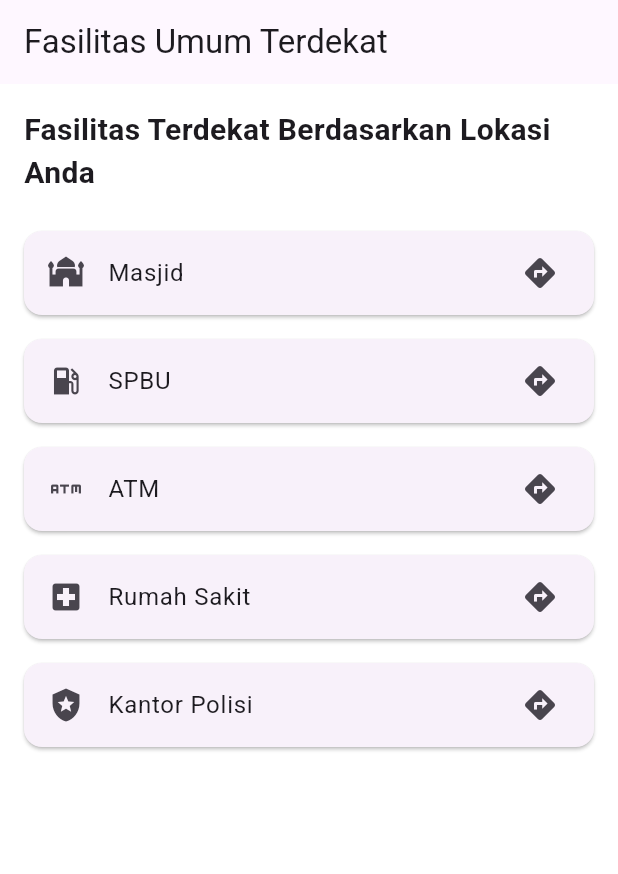
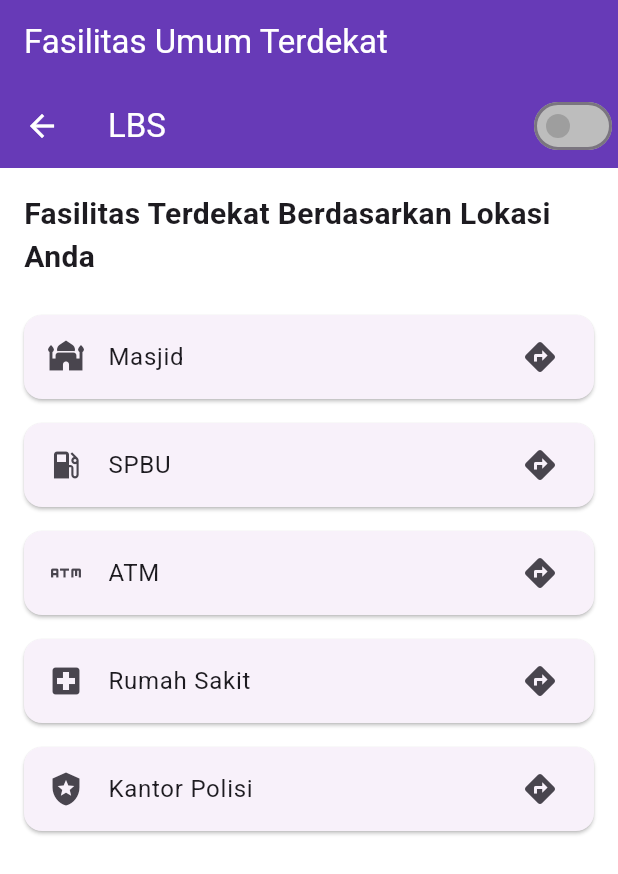
Before and after one commit to MaeAuliya/kulaan, a Flutter app: the screen it shows after launch, on a phone screen of 412 x 824 dp. Shown: the top 874 px of the screen. Run offline on Flutter 3.47's test engine with Material 3 defaults, Android fonts, the phone set to English and light mode, and no system bars; our stand-ins replace dartz, equatable, flutter_bloc, flutter_map, geolocator, get_it and 1 more.

Commit message:
update progress darkmode

```diff
--- a/lib/main.dart
+++ b/lib/main.dart
@@ -8,6 +8,17 @@ import 'package:provider/provider.dart';
 import 'src/core/services/routers/router.dart';
 import 'src/features/home/presentation/providers/home_provider.dart';
 
+class ThemeNotifier extends ChangeNotifier {
+  bool _isDarkMode = false;
+
+  bool get isDarkMode => _isDarkMode;
+
+  void toggleTheme() {
+    _isDarkMode = !_isDarkMode;
+    notifyListeners();
+  }
+}
+
 void main() async {
   WidgetsFlutterBinding.ensureInitialized();
 
@@ -16,7 +27,13 @@ void main() async {
   // Init Dependencies
   await initialization();
 
-  runApp(const MyApp());
+  // runApp(const MyApp());
+  runApp(
+    ChangeNotifierProvider(
+      create: (_) => ThemeNotifier(),
+      child: const MyApp(),
+    ),
+  );
 }
 
 class MyApp extends StatelessWidget {
@@ -25,20 +42,62 @@ class MyApp extends StatelessWidget {
   // This widget is the root of your application.
   @override
   Widget build(BuildContext context) {
+    final themeNotifier = Provider.of<ThemeNotifier>(context);
+
     return MultiProvider(
       providers: [
         ChangeNotifierProvider(create: (_) => HomeProvider()),
       ],
+      // child: MaterialApp(
+      //   title: 'LBS',
+      //   theme: ThemeData(
+      //     colorScheme: ColorScheme.fromSeed(seedColor: Colors.deepPurple),
+      //     scaffoldBackgroundColor: Colors.white,
+      //     useMaterial3: true,
+      //   ),
+      //   onGenerateRoute: (settings) => generateRoute(settings),
+      //   debugShowCheckedModeBanner: false,
+      //   // initialRoute: SplashScreen.routeName,
+      //   initialRoute: HomeScreen.routeName,
+      // ),
       child: MaterialApp(
         title: 'LBS',
         theme: ThemeData(
           colorScheme: ColorScheme.fromSeed(seedColor: Colors.deepPurple),
           scaffoldBackgroundColor: Colors.white,
           useMaterial3: true,
+          textTheme: const TextTheme(
+            headlineSmall: TextStyle(fontSize: 20, color: Colors.black),
+            bodyLarge: TextStyle(fontSize: 16, color: Colors.black87),
+          ),
+          iconTheme: const IconThemeData(color: Colors.black),
+          cardColor: Colors.white,
+          appBarTheme: const AppBarTheme(
+            backgroundColor: Colors.deepPurple,
+            foregroundColor: Colors.white,
+          ),
         ),
+        darkTheme: ThemeData(
+          colorScheme: ColorScheme.fromSeed(
+            seedColor: Colors.deepPurple,
+            brightness: Brightness.dark,
+          ),
+          scaffoldBackgroundColor: Colors.grey[900],
+          useMaterial3: true,
+          textTheme: const TextTheme(
+            headlineSmall: TextStyle(fontSize: 20, color: Colors.white),
+            bodyLarge: TextStyle(fontSize: 16, color: Colors.white70),
+          ),
+          iconTheme: const IconThemeData(color: Colors.white),
+          cardColor: Colors.grey[800],
+          appBarTheme: const AppBarTheme(
+            backgroundColor: Colors.grey,
+            foregroundColor: Colors.white,
+          ),
+        ),
+        themeMode: themeNotifier.isDarkMode ? ThemeMode.dark : ThemeMode.light,
         onGenerateRoute: (settings) => generateRoute(settings),
         debugShowCheckedModeBanner: false,
-        // initialRoute: SplashScreen.routeName,
         initialRoute: HomeScreen.routeName,
       ),
     );
--- a/lib/src/features/home/presentation/views/home_view.dart
+++ b/lib/src/features/home/presentation/views/home_view.dart
@@ -1,6 +1,9 @@
 import 'package:flutter/material.dart';
+import 'package:flutter/services.dart';
+import 'package:nsvilecity/main.dart';
 import 'package:nsvilecity/src/features/home/presentation/bloc/home_state.dart';
 import 'package:nsvilecity/src/features/home/presentation/widgets/build_facility_item.dart';
+import 'package:provider/provider.dart';
 
 class HomeView extends StatelessWidget {
   final HomeState currentState;
@@ -8,6 +11,9 @@ class HomeView extends StatelessWidget {
 
   @override
   Widget build(BuildContext context) {
+    final themeNotifier = Provider.of<ThemeNotifier>(context);
+    final isDarkMode = themeNotifier.isDarkMode;
+
     return WillPopScope(
       onWillPop: () async {
         bool shouldPop = await showDialog(
@@ -21,7 +27,7 @@ class HomeView extends StatelessWidget {
                 child: const Text('Tidak'),
               ),
               TextButton(
-                onPressed: () => Navigator.of(context).pop(true),
+                onPressed: () => SystemNavigator.pop(),
                 child: const Text('Ya'),
               ),
             ],
@@ -30,7 +36,22 @@ class HomeView extends StatelessWidget {
 
         return shouldPop;
       },
-      child: Padding(
+      child: Scaffold(
+        appBar: AppBar(
+          title: const Text('LBS'),
+          actions: [
+            Switch(
+              value: isDarkMode,
+              onChanged: (value) {
+                themeNotifier.toggleTheme();
+              },
+              activeColor: Colors.deepPurple,
+              inactiveThumbColor: Colors.grey,
+              inactiveTrackColor: Colors.grey[400],
+            ),
+          ],
+        ),
+        body: Padding(
           padding: const EdgeInsets.all(16.0),
           child: Column(
             crossAxisAlignment: CrossAxisAlignment.start,
@@ -54,6 +75,7 @@ class HomeView extends StatelessWidget {
             ],
           ),
         ),
+      ),
     );
   }
 }
```
Also changed, not shown: lib/src/features/home/presentation/views/mosque_view1.dart (deleted, +0 -65 lines). Lines whose indentation alone changed are shown as unchanged.
